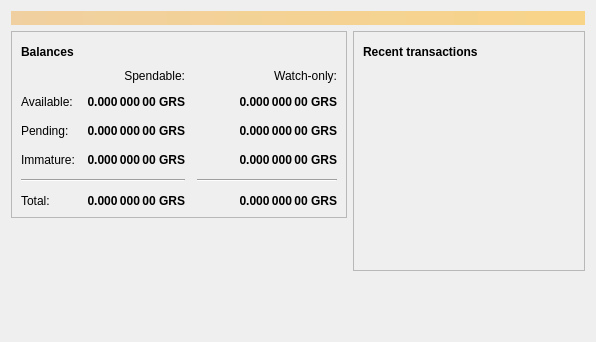
First picture: the form in src/qt/forms/overviewpage.ui, repository talentdeveloper/groestlcoin, before the edit.
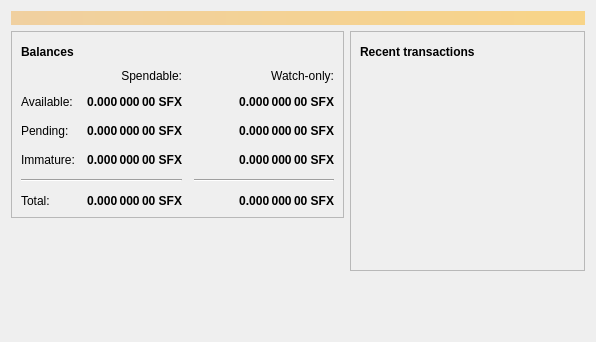
Second picture: the form after the edit. Icons and pictures are not drawn.

```diff
--- a/src/qt/forms/overviewpage.ui
+++ b/src/qt/forms/overviewpage.ui
@@ -129,7 +129,7 @@
                <string>Unconfirmed transactions to watch-only addresses</string>
               </property>
               <property name="text">
-               <string notr="true">0.000 000 00 GRS</string>
+               <string notr="true">0.000 000 00 SFX</string>
               </property>
               <property name="alignment">
                <set>Qt::AlignRight|Qt::AlignTrailing|Qt::AlignVCenter</set>
@@ -154,7 +154,7 @@
                <string>Total of transactions that have yet to be confirmed, and do not yet count toward the spendable balance</string>
               </property>
               <property name="text">
-               <string notr="true">0.000 000 00 GRS</string>
+               <string notr="true">0.000 000 00 SFX</string>
               </property>
               <property name="alignment">
                <set>Qt::AlignRight|Qt::AlignTrailing|Qt::AlignVCenter</set>
@@ -179,7 +179,7 @@
                <string>Mined balance in watch-only addresses that has not yet matured</string>
               </property>
               <property name="text">
-               <string notr="true">0.000 000 00 GRS</string>
+               <string notr="true">0.000 000 00 SFX</string>
               </property>
               <property name="alignment">
                <set>Qt::AlignRight|Qt::AlignTrailing|Qt::AlignVCenter</set>
@@ -237,7 +237,7 @@
                <string>Mined balance that has not yet matured</string>
               </property>
               <property name="text">
-               <string notr="true">0.000 000 00 GRS</string>
+               <string notr="true">0.000 000 00 SFX</string>
               </property>
               <property name="alignment">
                <set>Qt::AlignRight|Qt::AlignTrailing|Qt::AlignVCenter</set>
@@ -282,7 +282,7 @@
                <string>Your current total balance</string>
               </property>
               <property name="text">
-               <string notr="true">0.000 000 00 GRS</string>
+               <string notr="true">0.000 000 00 SFX</string>
               </property>
               <property name="alignment">
                <set>Qt::AlignRight|Qt::AlignTrailing|Qt::AlignVCenter</set>
@@ -307,7 +307,7 @@
                <string>Current total balance in watch-only addresses</string>
               </property>
               <property name="text">
-               <string notr="true">0.000 000 00 GRS</string>
+               <string notr="true">0.000 000 00 SFX</string>
               </property>
               <property name="alignment">
                <set>Qt::AlignRight|Qt::AlignTrailing|Qt::AlignVCenter</set>
@@ -349,7 +349,7 @@
                <string>Your current spendable balance</string>
               </property>
               <property name="text">
-               <string notr="true">0.000 000 00 GRS</string>
+               <string notr="true">0.000 000 00 SFX</string>
               </property>
               <property name="alignment">
                <set>Qt::AlignRight|Qt::AlignTrailing|Qt::AlignVCenter</set>
@@ -374,7 +374,7 @@
                <string>Your current balance in watch-only addresses</string>
               </property>
               <property name="text">
-               <string notr="true">0.000 000 00 GRS</string>
+               <string notr="true">0.000 000 00 SFX</string>
               </property>
               <property name="alignment">
                <set>Qt::AlignRight|Qt::AlignTrailing|Qt::AlignVCenter</set>
```
